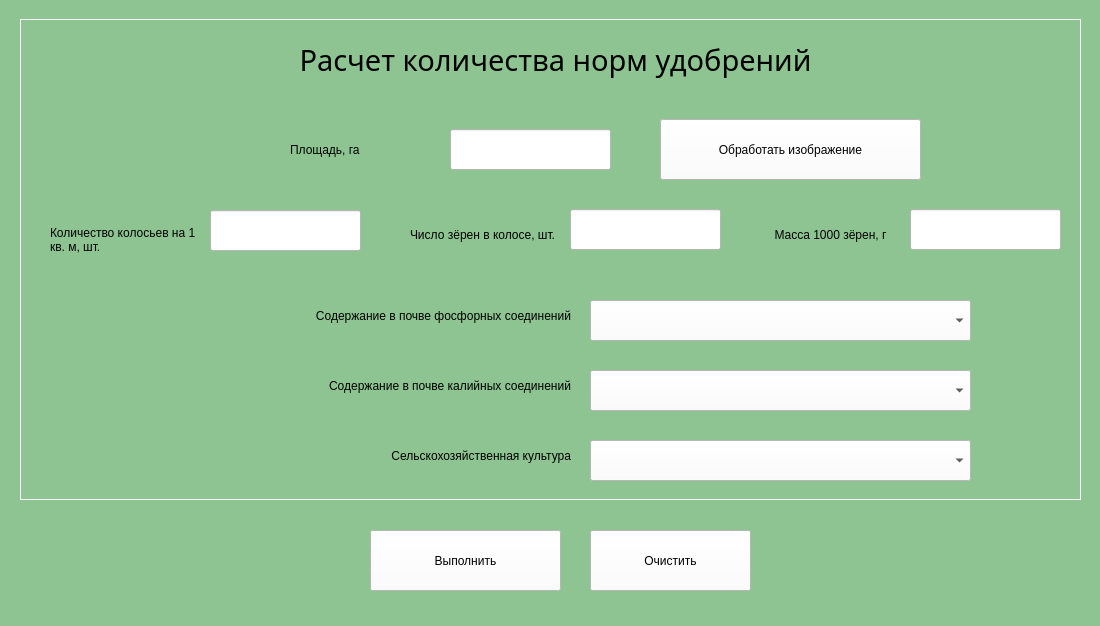
Qt form MainWindow.ui (semyongr/AgroCalculatorDiplom) before a commit.
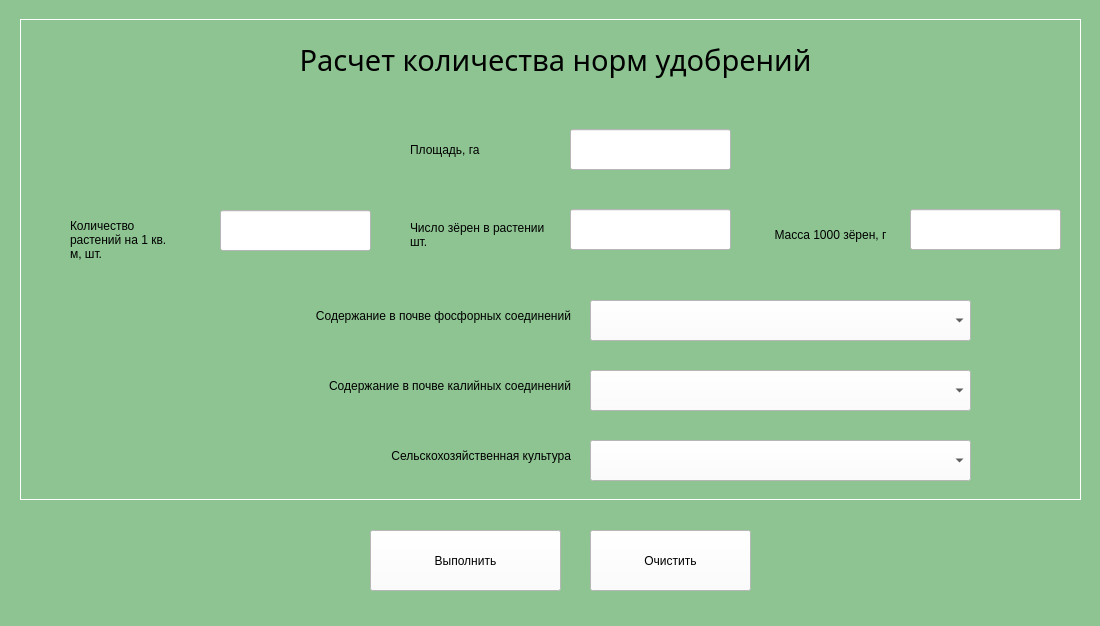
The same form after that commit.

Patch:
```diff
--- a/MainWindow.ui
+++ b/MainWindow.ui
@@ -96,7 +96,7 @@
    <widget class="QLineEdit" name="quantity_tb">
     <property name="geometry">
      <rect>
-      <x>210</x>
+      <x>220</x>
       <y>210</y>
       <width>151</width>
       <height>41</height>
@@ -114,30 +114,6 @@
      <set>Qt::AlignCenter</set>
     </property>
    </widget>
-   <widget class="QPushButton" name="load_img_btn">
-    <property name="geometry">
-     <rect>
-      <x>660</x>
-      <y>119</y>
-      <width>261</width>
-      <height>61</height>
-     </rect>
-    </property>
-    <property name="styleSheet">
-     <string notr="true">background-color: rgb(255, 255, 255);
-border-color: rgb(0, 0, 0);
-font: 14pt &quot;Book Antiqua&quot;;</string>
-    </property>
-    <property name="text">
-     <string>Обработать изображение</string>
-    </property>
-    <property name="checkable">
-     <bool>false</bool>
-    </property>
-    <property name="autoRepeatDelay">
-     <number>300</number>
-    </property>
-   </widget>
    <widget class="QLabel" name="phosphor_lbl">
     <property name="geometry">
      <rect>
@@ -184,7 +160,7 @@
    <widget class="QLabel" name="square_lbl">
     <property name="geometry">
      <rect>
-      <x>290</x>
+      <x>410</x>
       <y>139</y>
       <width>151</width>
       <height>21</height>
@@ -228,12 +204,22 @@
    <widget class="QLineEdit" name="square_tb">
     <property name="geometry">
      <rect>
-      <x>450</x>
+      <x>570</x>
       <y>129</y>
       <width>161</width>
       <height>41</height>
      </rect>
     </property>
+    <property name="font">
+     <font>
+      <family>Book Antiqua</family>
+      <pointsize>14</pointsize>
+      <weight>50</weight>
+      <italic>false</italic>
+      <bold>false</bold>
+      <stylestrategy>PreferAntialias</stylestrategy>
+     </font>
+    </property>
     <property name="styleSheet">
      <string notr="true">font: 14pt &quot;Book Antiqua&quot;;
 background-color: rgb(255, 255, 255);</string>
@@ -266,9 +252,9 @@
     <widget class="QLabel" name="quantity_lbl_2">
      <property name="geometry">
       <rect>
-       <x>30</x>
+       <x>50</x>
        <y>180</y>
-       <width>151</width>
+       <width>111</width>
        <height>81</height>
       </rect>
      </property>
@@ -286,7 +272,7 @@
 color: rgb(0, 0, 0);</string>
      </property>
      <property name="text">
-      <string>Количество колосьев на 1 кв. м, шт.</string>
+      <string>Количество растений на 1 кв. м, шт.</string>
      </property>
      <property name="alignment">
       <set>Qt::AlignLeading|Qt::AlignLeft|Qt::AlignVCenter</set>
@@ -318,7 +304,7 @@
 color: rgb(0, 0, 0);</string>
      </property>
      <property name="text">
-      <string>Число зёрен в колосе, шт.</string>
+      <string>Число зёрен в растении шт.</string>
      </property>
      <property name="alignment">
       <set>Qt::AlignLeading|Qt::AlignLeft|Qt::AlignVCenter</set>
@@ -332,7 +318,7 @@
       <rect>
        <x>550</x>
        <y>190</y>
-       <width>151</width>
+       <width>161</width>
        <height>41</height>
       </rect>
      </property>
```
Left out of the diff: 9 changed lines with no effect on the pictures.
